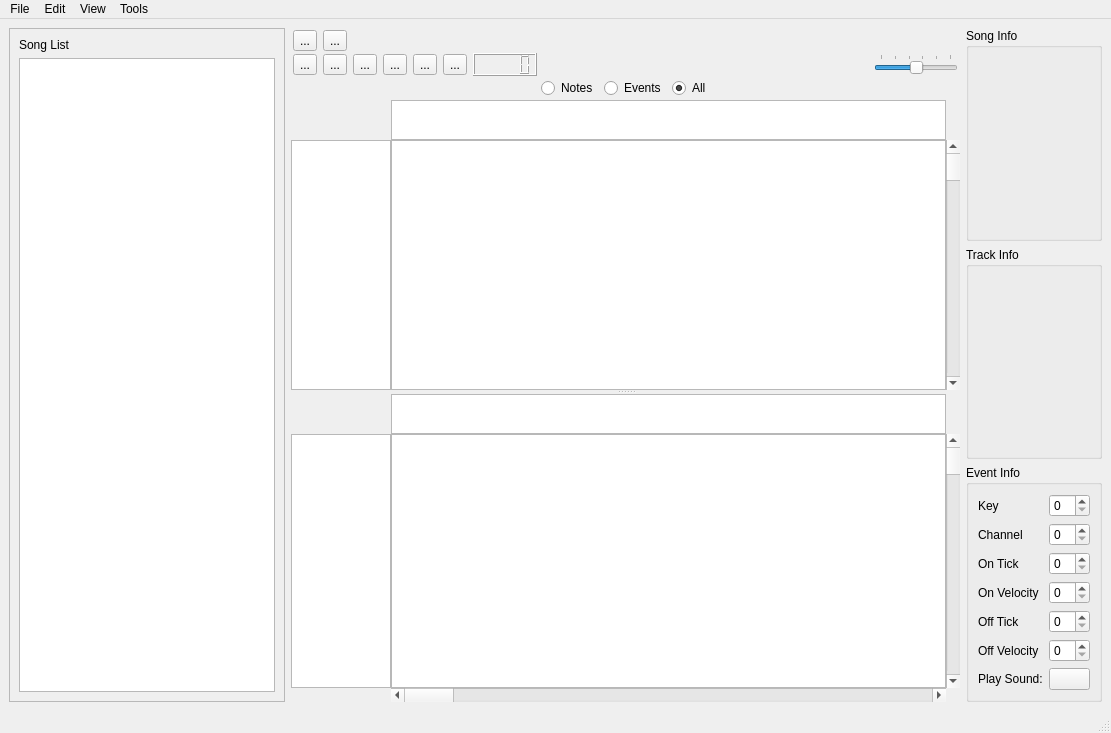
garakmon/gtm, file src/ui/mainwindow.ui: the form before one commit.
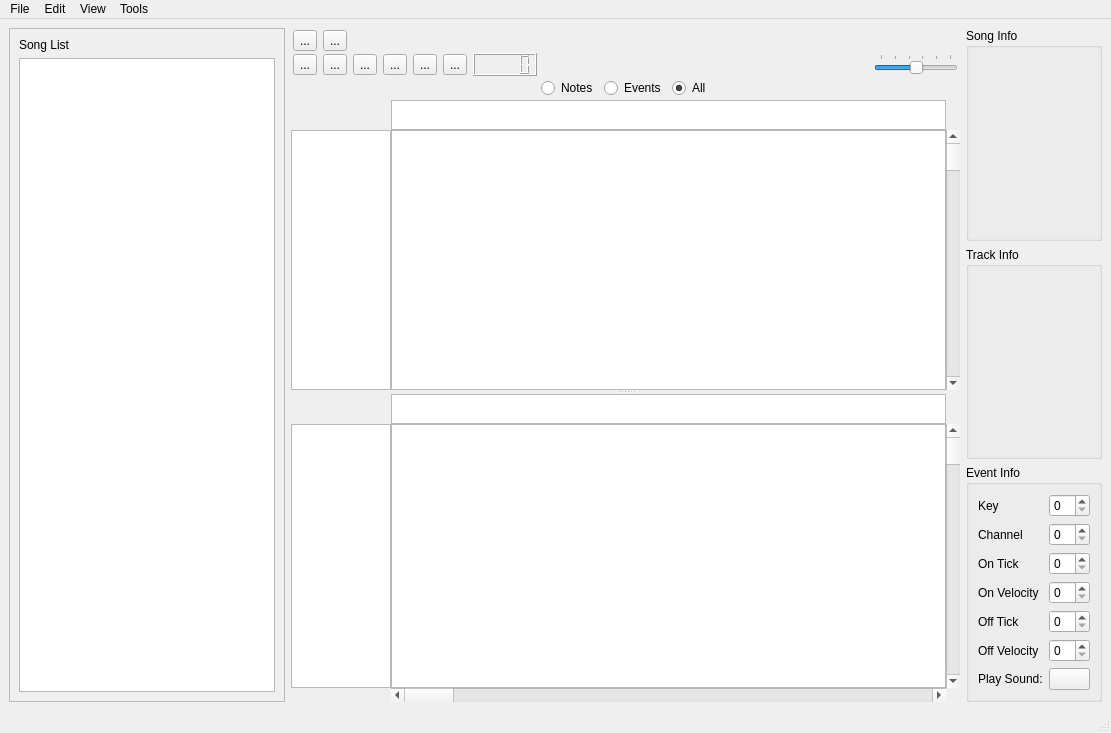
The form after the commit. Icons and pictures are not drawn. Custom widgets are drawn as their Qt base class.

What changed in the file:
```diff
--- a/src/ui/mainwindow.ui
+++ b/src/ui/mainwindow.ui
@@ -556,7 +556,7 @@
            <property name="maximumSize">
             <size>
              <width>16777215</width>
-             <height>40</height>
+             <height>30</height>
             </size>
            </property>
           </widget>
@@ -656,7 +656,7 @@
            <property name="maximumSize">
             <size>
              <width>16777215</width>
-             <height>40</height>
+             <height>30</height>
             </size>
            </property>
           </widget>
```
